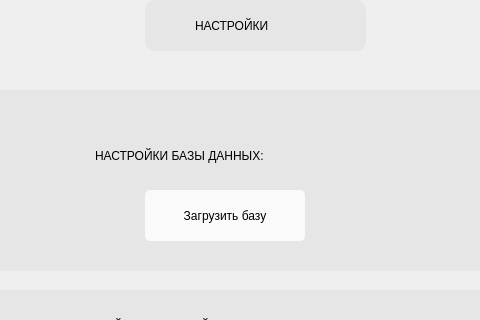
The window that gui/ui/settings.ui (kyrvvwfzhy-code/innovation_proposal_checking) describes before a commit, drawn with Qt 5; both pictures show x 235 to 715 and y 0 to 320 of the 900 by 680 pixel window.
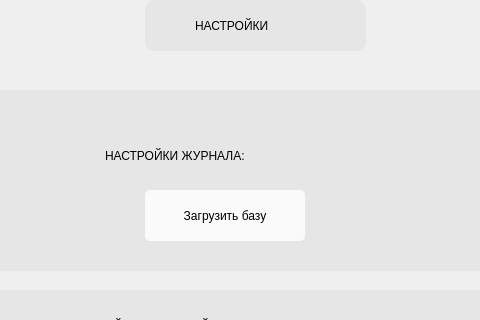
The same window after the commit.

Diff of the .ui file:
```diff
--- a/gui/ui/settings.ui
+++ b/gui/ui/settings.ui
@@ -88,22 +88,6 @@
     <string>НАСТРОЙКИ ЯЗЫКОВОЙ МОДЕЛИ:</string>
    </property>
   </widget>
-  <widget class="QLabel" name="label_7">
-   <property name="geometry">
-    <rect>
-     <x>330</x>
-     <y>130</y>
-     <width>291</width>
-     <height>51</height>
-    </rect>
-   </property>
-   <property name="styleSheet">
-    <string notr="true">font: 14pt &quot;MS Shell Dlg 2&quot;;</string>
-   </property>
-   <property name="text">
-    <string>НАСТРОЙКИ БАЗЫ ДАННЫХ:</string>
-   </property>
-  </widget>
   <widget class="QPushButton" name="pushButton">
    <property name="geometry">
     <rect>
@@ -184,6 +168,22 @@
     <string>НАСТРОЙКИ</string>
    </property>
   </widget>
+  <widget class="QLabel" name="label_7">
+   <property name="geometry">
+    <rect>
+     <x>340</x>
+     <y>130</y>
+     <width>241</width>
+     <height>51</height>
+    </rect>
+   </property>
+   <property name="styleSheet">
+    <string notr="true">font: 14pt &quot;MS Shell Dlg 2&quot;;</string>
+   </property>
+   <property name="text">
+    <string>НАСТРОЙКИ ЖУРНАЛА:</string>
+   </property>
+  </widget>
   <zorder>frame_3</zorder>
   <zorder>frame_2</zorder>
   <zorder>frame</zorder>
```
Left out of the diff: 2 changed lines with no effect on the pictures.
